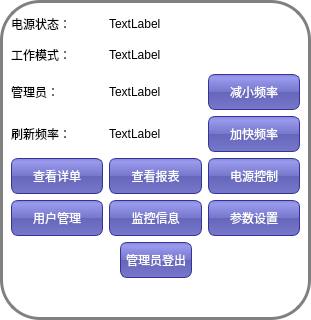
Above: Master/managercontrolpanel.ui from L-Jay1999/DistributedTemperatureControlSystem before the change. Below: the same form after it.
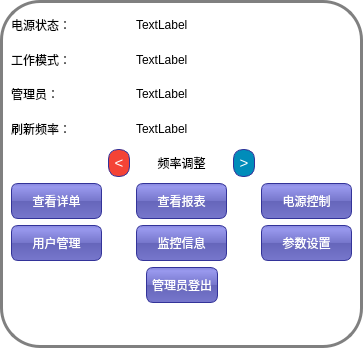
That is the form after the change.

```diff
--- a/Master/managercontrolpanel.ui
+++ b/Master/managercontrolpanel.ui
@@ -6,8 +6,8 @@
    <rect>
     <x>0</x>
     <y>0</y>
-    <width>311</width>
-    <height>320</height>
+    <width>363</width>
+    <height>348</height>
    </rect>
   </property>
   <property name="windowTitle">
@@ -39,20 +39,6 @@
 }</string>
   </property>
   <layout class="QGridLayout" name="gridLayout">
-   <item row="8" column="0">
-    <widget class="QPushButton" name="pushButton_user">
-     <property name="text">
-      <string>用户管理</string>
-     </property>
-    </widget>
-   </item>
-   <item row="2" column="0">
-    <widget class="QLabel" name="label">
-     <property name="text">
-      <string>电源状态：</string>
-     </property>
-    </widget>
-   </item>
    <item row="3" column="0">
     <widget class="QLabel" name="label_2">
      <property name="text">
@@ -60,73 +46,45 @@
      </property>
     </widget>
    </item>
-   <item row="8" column="1">
-    <widget class="QPushButton" name="pushButton_monitor">
-     <property name="text">
-      <string>监控信息</string>
-     </property>
-    </widget>
-   </item>
-   <item row="4" column="1">
-    <widget class="QLabel" name="label_manager">
+   <item row="2" column="2">
+    <widget class="QLabel" name="label_power">
      <property name="text">
       <string>TextLabel</string>
      </property>
     </widget>
    </item>
-   <item row="5" column="0">
-    <widget class="QLabel" name="label_4">
+   <item row="11" column="0" colspan="5">
+    <widget class="QLabel" name="label_error_info">
      <property name="text">
-      <string>刷新频率：</string>
+      <string/>
+     </property>
+     <property name="alignment">
+      <set>Qt::AlignCenter</set>
+     </property>
+    </widget>
+   </item>
+   <item row="9" column="0">
+    <widget class="QPushButton" name="pushButton_user">
+     <property name="text">
+      <string>用户管理</string>
      </property>
     </widget>
    </item>
    <item row="4" column="2">
-    <widget class="QPushButton" name="pushButton_rate_up">
+    <widget class="QLabel" name="label_manager">
      <property name="text">
-      <string>减小频率</string>
-     </property>
-    </widget>
-   </item>
-   <item row="4" column="0">
-    <widget class="QLabel" name="label_3">
-     <property name="text">
-      <string>管理员：</string>
-     </property>
-    </widget>
-   </item>
-   <item row="3" column="1">
-    <widget class="QLabel" name="label_mode">
-     <property name="text">
       <string>TextLabel</string>
      </property>
     </widget>
    </item>
-   <item row="5" column="1">
-    <widget class="QLabel" name="label_rate">
-     <property name="text">
-      <string>TextLabel</string>
-     </property>
-    </widget>
-   </item>
-   <item row="7" column="2">
-    <widget class="QPushButton" name="pushButton_power">
-     <property name="styleSheet">
-      <string notr="true"/>
-     </property>
-     <property name="text">
-      <string>电源控制</string>
-     </property>
-    </widget>
-   </item>
-   <item row="7" column="1">
+   <item row="8" column="2">
     <widget class="QPushButton" name="pushButton_report">
      <property name="text">
       <string>查看报表</string>
      </property>
     </widget>
    </item>
-   <item row="9" column="0" colspan="3">
+   <item row="10" column="0" colspan="5">
     <layout class="QHBoxLayout" name="horizontalLayout_2">
      <item>
       <spacer name="horizontalSpacer">
@@ -163,28 +121,94 @@
      </item>
     </layout>
    </item>
-   <item row="5" column="2">
-    <widget class="QPushButton" name="pushButton_rate_down">
+   <item row="4" column="0">
+    <widget class="QLabel" name="label_3">
      <property name="text">
-      <string>加快频率</string>
+      <string>管理员：</string>
      </property>
     </widget>
    </item>
-   <item row="2" column="1">
-    <widget class="QLabel" name="label_power">
+   <item row="9" column="2">
+    <widget class="QPushButton" name="pushButton_monitor">
+     <property name="text">
+      <string>监控信息</string>
+     </property>
+    </widget>
+   </item>
+   <item row="5" column="0">
+    <widget class="QLabel" name="label_4">
+     <property name="text">
+      <string>刷新频率：</string>
+     </property>
+    </widget>
+   </item>
+   <item row="3" column="2">
+    <widget class="QLabel" name="label_mode">
      <property name="text">
       <string>TextLabel</string>
      </property>
     </widget>
    </item>
-   <item row="7" column="0">
+   <item row="8" column="0">
     <widget class="QPushButton" name="pushButton_detail">
      <property name="text">
       <string>查看详单</string>
      </property>
     </widget>
    </item>
-   <item row="8" column="2">
+   <item row="8" column="4">
+    <widget class="QPushButton" name="pushButton_power">
+     <property name="styleSheet">
+      <string notr="true"/>
+     </property>
+     <property name="text">
+      <string>电源控制</string>
+     </property>
+    </widget>
+   </item>
+   <item row="2" column="0">
+    <widget class="QLabel" name="label">
+     <property name="text">
+      <string>电源状态：</string>
+     </property>
+    </widget>
+   </item>
+   <item row="6" column="3">
+    <widget class="QPushButton" name="pushButton_rate_down">
+     <property name="autoFillBackground">
+      <bool>false</bool>
+     </property>
+     <property name="styleSheet">
+      <string notr="true">QPushButton {
+    min-width: 10px;
+    max-width: 10px;
+    max-height: 10px;
+    min-height: 10px;
+    border-radius: 10px;
+    font-size: 15px;
+    color: white;
+    background: #008cba ; /* 默认颜色 */
+}
+
+QPushButton:hover {
+    font-size: 18px;
+    color: white;
+    background: #d5d5d5; /* 悬停颜色 */
+}
+
+QPushButton:pressed {
+    background: #f2f2f2 /* 按下颜色 */
+}</string>
+     </property>
+     <property name="text">
+      <string>&gt;</string>
+     </property>
+     <property name="autoDefault">
+      <bool>false</bool>
+     </property>
+    </widget>
+   </item>
+   <item row="9" column="4">
     <widget class="QPushButton" name="pushButton_mode">
      <property name="styleSheet">
       <string notr="true"/>
@@ -194,10 +218,46 @@
      </property>
     </widget>
    </item>
-   <item row="10" column="0" colspan="3">
-    <widget class="QLabel" name="label_error_info">
+   <item row="5" column="2">
+    <widget class="QLabel" name="label_rate">
      <property name="text">
-      <string/>
+      <string>TextLabel</string>
+     </property>
+    </widget>
+   </item>
+   <item row="6" column="1">
+    <widget class="QPushButton" name="pushButton_rate_up">
+     <property name="styleSheet">
+      <string notr="true">QPushButton {
+    min-width: 10px;
+    max-width: 10px;
+    max-height: 10px;
+    min-height: 10px;
+    border-radius: 10px;
+    font-size: 15px;
+    color: white;
+    background: #f44336 ; /* 默认颜色 */
+}
+
+QPushButton:hover {
+    font-size: 18px;
+    color: white;
+    background: #d5d5d5; /* 悬停颜色 */
+}
+
+QPushButton:pressed {
+    background: #f2f2f2 /* 按下颜色 */
+}</string>
+     </property>
+     <property name="text">
+      <string>&lt;</string>
+     </property>
+    </widget>
+   </item>
+   <item row="6" column="2">
+    <widget class="QLabel" name="label_5">
+     <property name="text">
+      <string>频率调整</string>
      </property>
      <property name="alignment">
       <set>Qt::AlignCenter</set>
```
